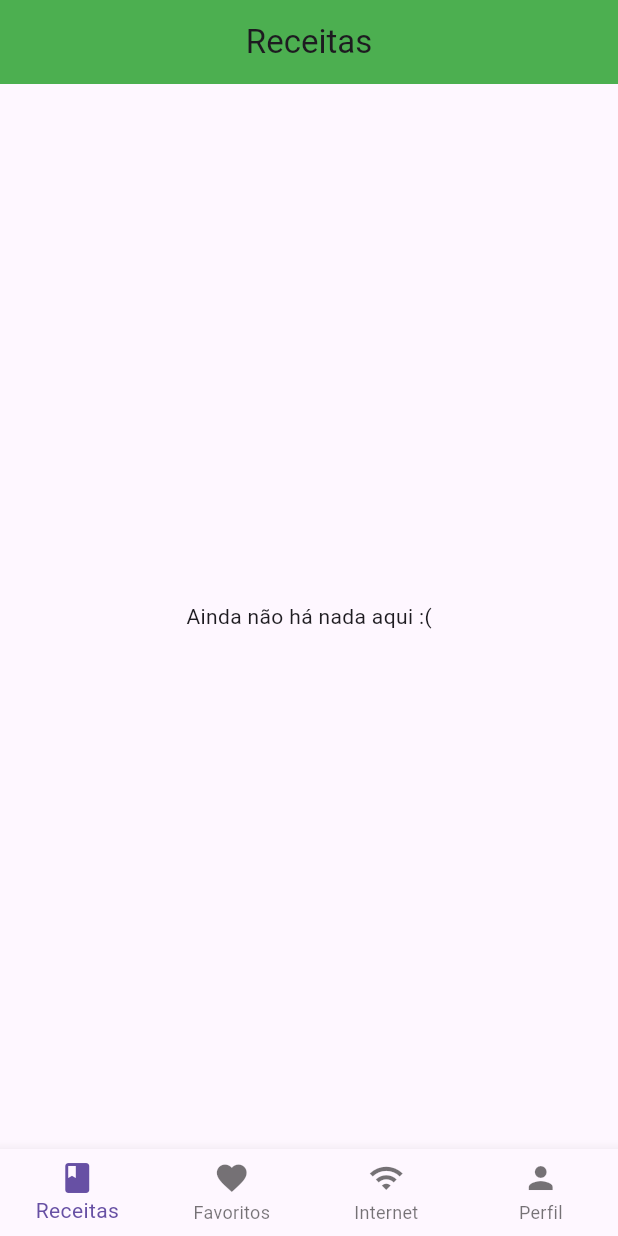
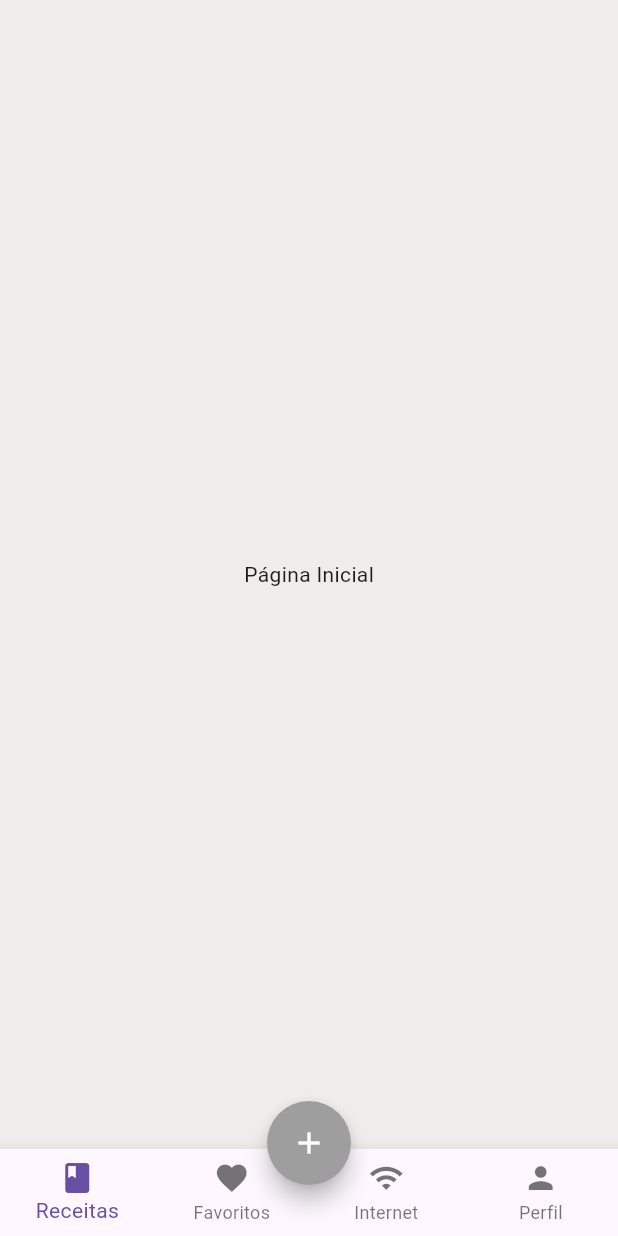
Before and after one commit to aWhiity/aplicativo_receitas, a Flutter app: the screen it shows after launch, on a phone screen of 412 x 824 dp. Run offline on Flutter 3.47's test engine with Material 3 defaults, Android fonts, the light colour scheme and no system bars.

Commit message:
✨ feat: botão de adicionar receita

```diff
--- a/lib/Pages/favoritos_page.dart
+++ b/lib/Pages/favoritos_page.dart
@@ -6,7 +6,7 @@ class PaginaFavoritos extends StatelessWidget {
   @override
   Widget build(BuildContext context) {
     return Center(
-      child: Text('Ainda não há nada aqui :('),
+      child: Text('Página de Favoritos'),
     );
   }
 }
--- a/lib/Pages/internet_page.dart
+++ b/lib/Pages/internet_page.dart
@@ -5,6 +5,8 @@ class PaginaInternet extends StatelessWidget {
 
   @override
   Widget build(BuildContext context) {
-    return Center(child: Text('Ainda não há nada aqui :('));
+    return Center(
+      child: Text('Página de Internet'),
+    );
   }
 }
--- a/lib/Pages/pagina_inicial.dart
+++ b/lib/Pages/pagina_inicial.dart
@@ -26,15 +26,48 @@ class _PaginaInicialState extends State<PaginaInicial> {
     });
   }
 
+  void _adicionarReceita() {
+    showDialog(
+      context: context,
+      builder: (BuildContext context) {
+        return AlertDialog(
+          title: const Text("Adicionar Receita"),
+          content: TextField(
+            decoration: const InputDecoration(
+              hintText: "Digite o nome da receita",
+            ),
+            autofocus: true,
+          ),
+          actions: <Widget>[
+            TextButton(
+              child: const Text('Cancelar'),
+              onPressed: () {
+                Navigator.of(context).pop();
+              },
+            ),
+            TextButton(
+              child: const Text('Salvar'),
+              onPressed: () {
+                Navigator.of(context).pop();
+              },
+            ),
+          ],
+        );
+      },
+    );
+  }
+
   @override
   Widget build(BuildContext context) {
     return Scaffold(
-      appBar: AppBar(
+      /*appBar: AppBar(
         centerTitle: true,
         title: const Text("Receitas"),
         backgroundColor: Colors.green,
-      ),
+      ),*/
+      floatingActionButtonLocation: FloatingActionButtonLocation.centerFloat,
       body: _paginas[_paginaSelecionada],
+      backgroundColor: const Color.fromARGB(255, 241, 236, 236),
       bottomNavigationBar: BottomNavigationBar(
         type: BottomNavigationBarType.fixed,
         currentIndex: _paginaSelecionada,
@@ -49,6 +82,16 @@ class _PaginaInicialState extends State<PaginaInicial> {
           BottomNavigationBarItem(icon: Icon(Icons.person), label: 'Perfil'),
         ],
       ),
+      floatingActionButton: Transform.translate(
+        offset: const Offset(0, 40),
+        child: FloatingActionButton(
+          onPressed: _adicionarReceita,
+          backgroundColor: Colors.grey,
+          shape: CircleBorder(),
+
+          child: const Icon(Icons.add, color: Colors.white),
+        ),
+      ),
     );
   }
 }
@@ -58,6 +101,6 @@ class PaginaInicialScreen extends StatelessWidget {
 
   @override
   Widget build(BuildContext context) {
-    return Center(child: Text('Ainda não há nada aqui :('));
+    return Center(child: Text('Página Inicial'));
   }
 }
--- a/lib/Pages/perfil_page.dart
+++ b/lib/Pages/perfil_page.dart
@@ -5,6 +5,6 @@ class PaginaPerfil extends StatelessWidget {
 
   @override
   Widget build(BuildContext context) {
-    return Center(child: Text('Ainda não há nada aqui :('));
+    return Center(child: Text('Página de Perfil'));
   }
 }
```
